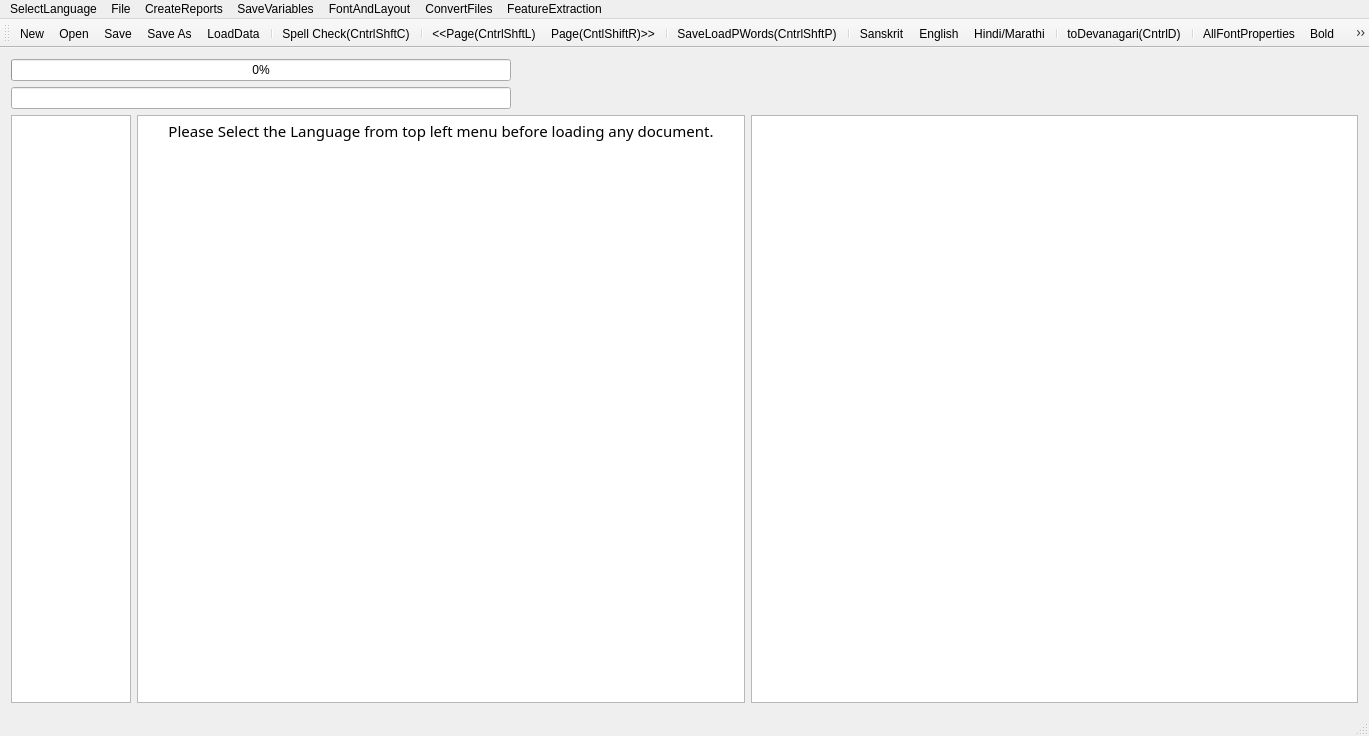
This is FrameWorkCode/mainwindow.ui in UDAAN-LEAP/leap-pe-tool as Qt 5 draws it before an edit. The edited form follows.
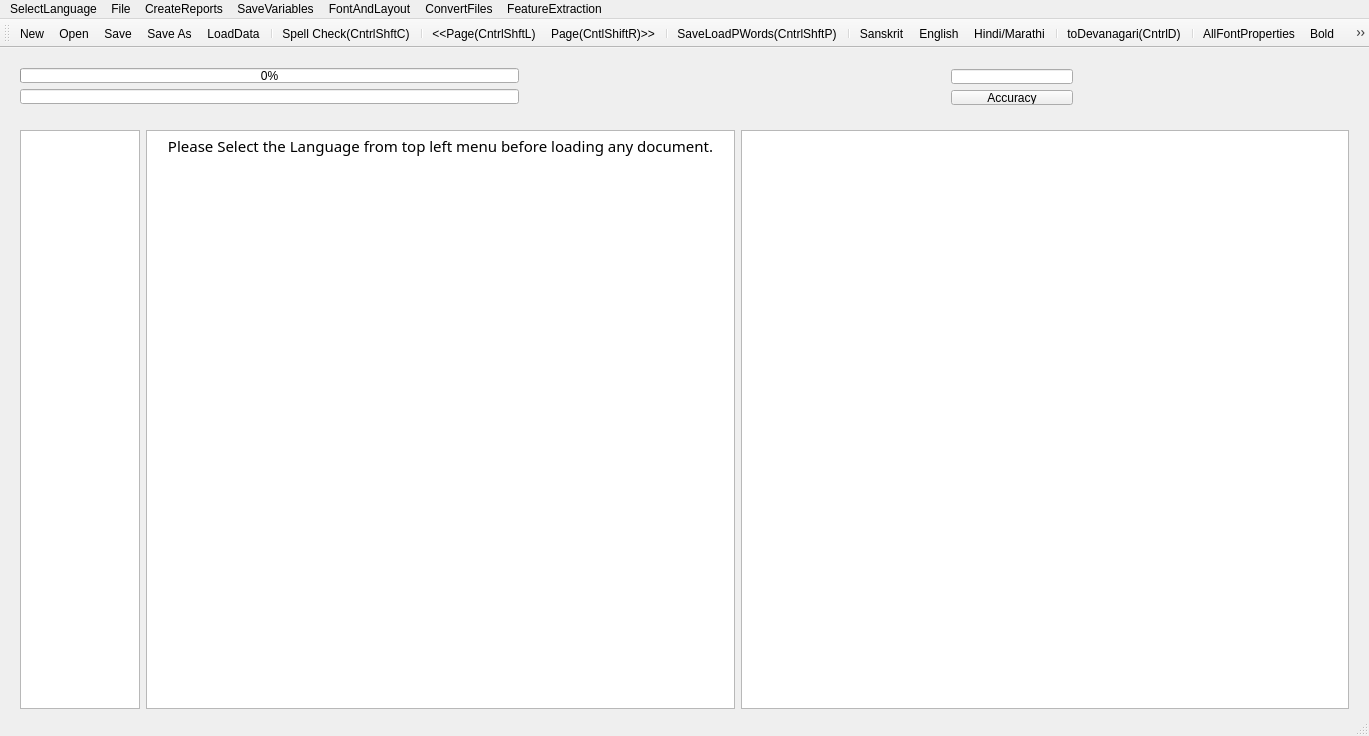
This is the edited form. Icons and pictures are not drawn.

```diff
--- a/FrameWorkCode/mainwindow.ui
+++ b/FrameWorkCode/mainwindow.ui
@@ -17,34 +17,15 @@
    <string>MainWindow</string>
   </property>
   <widget class="QWidget" name="centralWidget">
-   <layout class="QVBoxLayout" name="verticalLayout">
-    <item>
-     <widget class="QProgressBar" name="progressBar">
-      <property name="maximumSize">
-       <size>
-        <width>500</width>
-        <height>16777215</height>
-       </size>
-      </property>
-      <property name="value">
-       <number>0</number>
-      </property>
-      <property name="alignment">
-       <set>Qt::AlignRight|Qt::AlignTrailing|Qt::AlignVCenter</set>
-      </property>
-     </widget>
-    </item>
-    <item>
-     <widget class="QLineEdit" name="lineEdit">
-      <property name="maximumSize">
-       <size>
-        <width>500</width>
-        <height>16777215</height>
-       </size>
-      </property>
-     </widget>
-    </item>
-    <item>
+   <widget class="QWidget" name="layoutWidget">
+    <property name="geometry">
+     <rect>
+      <x>9</x>
+      <y>71</y>
+      <width>1351</width>
+      <height>601</height>
+     </rect>
+    </property>
      <layout class="QHBoxLayout" name="horizontalLayout">
       <item>
        <widget class="QTextEdit" name="textEdit">
@@ -106,6 +87,18 @@
       </item>
       <item>
        <widget class="QGraphicsView" name="graphicsView">
+       <property name="minimumSize">
+        <size>
+         <width>608</width>
+         <height>0</height>
+        </size>
+       </property>
+       <property name="maximumSize">
+        <size>
+         <width>608</width>
+         <height>16777215</height>
+        </size>
+       </property>
         <property name="sizeAdjustPolicy">
          <enum>QAbstractScrollArea::AdjustIgnored</enum>
         </property>
@@ -127,10 +120,67 @@
        </widget>
       </item>
      </layout>
-    </item>
-   </layout>
-   <zorder>lineEdit</zorder>
-   <zorder>progressBar</zorder>
+   </widget>
+   <widget class="QWidget" name="layoutWidget">
+    <property name="geometry">
+     <rect>
+      <x>940</x>
+      <y>10</y>
+      <width>144</width>
+      <height>58</height>
+     </rect>
+    </property>
+    <layout class="QVBoxLayout" name="verticalLayout">
+     <item>
+      <widget class="QLineEdit" name="lineEdit_2"/>
+     </item>
+     <item>
+      <widget class="QPushButton" name="pushButton">
+       <property name="text">
+        <string>Accuracy</string>
+       </property>
+      </widget>
+     </item>
+    </layout>
+   </widget>
+   <widget class="QWidget" name="layoutWidget">
+    <property name="geometry">
+     <rect>
+      <x>9</x>
+      <y>9</y>
+      <width>521</width>
+      <height>58</height>
+     </rect>
+    </property>
+    <layout class="QVBoxLayout" name="verticalLayout_2">
+     <item>
+      <widget class="QProgressBar" name="progressBar">
+       <property name="maximumSize">
+        <size>
+         <width>500</width>
+         <height>16777215</height>
+        </size>
+       </property>
+       <property name="value">
+        <number>0</number>
+       </property>
+       <property name="alignment">
+        <set>Qt::AlignRight|Qt::AlignTrailing|Qt::AlignVCenter</set>
+       </property>
+      </widget>
+     </item>
+     <item>
+      <widget class="QLineEdit" name="lineEdit">
+       <property name="maximumSize">
+        <size>
+         <width>500</width>
+         <height>16777215</height>
+        </size>
+       </property>
+      </widget>
+     </item>
+    </layout>
+   </widget>
   </widget>
   <widget class="QMenuBar" name="menuBar">
    <property name="geometry">
```
Lines whose indentation alone changed are shown as unchanged.
